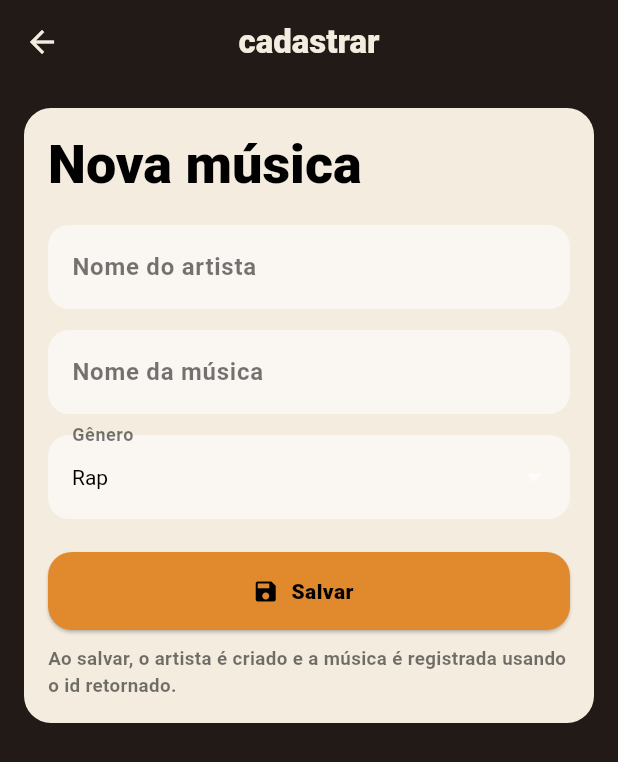
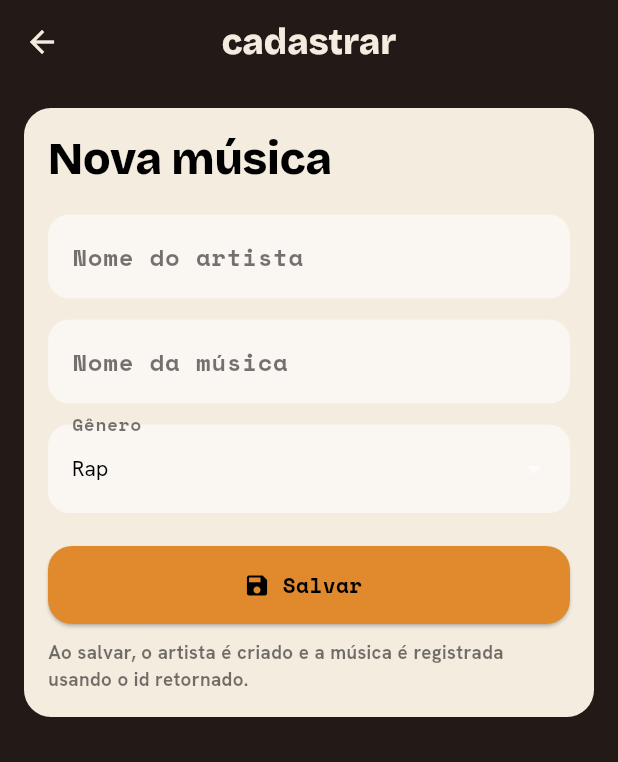
Before and after one commit to Paola5858/flutter, a Flutter app: the CadastrarMusicaScreen screen opened directly, on a phone screen of 412 x 824 dp. Shown: the top 762 px of the screen. Run offline on Flutter 3.47's test engine with Material 3 defaults, Android fonts, the phone set to English and light mode, and no system bars; our stand-ins replace dio, equatable, flutter_bloc, flutter_secure_storage, freezed_annotation, get_it and 4 more; missing offline and left inert: workmanager; accounts and stored records are empty; network calls fail.

Commit message:
feat(refrao): correções de typo, design system, camada de rede e cadastro
Corrige typo reffao -> refrao em pubspec.yaml e main.dart
Refatora AppTheme com google_fonts (Bricolage Grotesque/ Hanken Grotesk/ Space Mono) e paleta ink/cream/amber
Melhora ApiClient: extrai mensagem real do res.body em falhas (statusCode != 200/201) e adiciona suporte a PATCH/DELETE
Corrige fluxo de cadastro: remove criação de artista prévia, payload estrito em MusicaService.criarMusica e upsert via backend
Ajusta MusicaModel.fromJson para ler nome_artista corretamente via addon _artistas
Adiciona MusicaDetailsScreen com PATCH /musicas/{id} e DELETE /musicas/{id}
Integra navegação: tocar em MusicaCard abre a tela de detalhes

```diff
--- a/appmusic/lib/core/app_theme.dart
+++ b/appmusic/lib/core/app_theme.dart
@@ -1,4 +1,5 @@
 import 'package:flutter/material.dart';
+import 'package:google_fonts/google_fonts.dart';
 
 class AppTheme {
   static const ink = Color(0xFF211A17);
@@ -15,7 +16,88 @@ class AppTheme {
           error: rust,
         ),
         useMaterial3: true,
-        fontFamily: 'Hanken Grotesk',
+        textTheme: TextTheme(
+          displayLarge: GoogleFonts.bricolageGrotesque(
+            textStyle: const TextStyle(
+              fontSize: 52,
+              fontWeight: FontWeight.w900,
+              letterSpacing: -0.4,
+              color: cream,
+            ),
+          ),
+          displayMedium: GoogleFonts.bricolageGrotesque(
+            textStyle: const TextStyle(
+              fontSize: 40,
+              fontWeight: FontWeight.w900,
+              letterSpacing: -0.3,
+              color: cream,
+            ),
+          ),
+          displaySmall: GoogleFonts.bricolageGrotesque(
+            textStyle: const TextStyle(
+              fontSize: 30,
+              fontWeight: FontWeight.w900,
+              letterSpacing: -0.2,
+              color: cream,
+            ),
+          ),
+          titleLarge: GoogleFonts.bricolageGrotesque(
+            textStyle: const TextStyle(
+              fontSize: 24,
+              fontWeight: FontWeight.w900,
+              color: cream,
+            ),
+          ),
+          titleMedium: GoogleFonts.bricolageGrotesque(
+            textStyle: const TextStyle(
+              fontSize: 18,
+              fontWeight: FontWeight.w800,
+              color: cream,
+            ),
+          ),
+          bodyLarge: GoogleFonts.hankenGrotesk(
+            textStyle: const TextStyle(
+              fontSize: 16,
+              fontWeight: FontWeight.w600,
+              color: cream,
+            ),
+          ),
+          bodyMedium: GoogleFonts.hankenGrotesk(
+            textStyle: const TextStyle(
+              fontSize: 14,
+              fontWeight: FontWeight.w600,
+              color: cream,
+            ),
+          ),
+          bodySmall: GoogleFonts.hankenGrotesk(
+            textStyle: const TextStyle(
+              fontSize: 12,
+              fontWeight: FontWeight.w700,
+              color: cream,
+            ),
+          ),
+          labelLarge: GoogleFonts.spaceMono(
+            textStyle: const TextStyle(
+              fontSize: 14,
+              fontWeight: FontWeight.w800,
+              color: ink,
+            ),
+          ),
+          labelMedium: GoogleFonts.spaceMono(
+            textStyle: const TextStyle(
+              fontSize: 12,
+              fontWeight: FontWeight.w800,
+              color: ink,
+            ),
+          ),
+          labelSmall: GoogleFonts.spaceMono(
+            textStyle: const TextStyle(
+              fontSize: 11,
+              fontWeight: FontWeight.w800,
+              color: ink,
+            ),
+          ),
+        ),
         appBarTheme: const AppBarTheme(
           backgroundColor: ink,
           foregroundColor: cream,
--- a/appmusic/lib/main.dart
+++ b/appmusic/lib/main.dart
@@ -3,12 +3,13 @@ import 'package:flutter/material.dart';
 import 'core/app_theme.dart';
 import 'screens/musica_list_screen.dart';
 
+
 void main() {
-  runApp(const ReffaoApp());
+  runApp(const RefraoApp());
 }
 
-class ReffaoApp extends StatelessWidget {
-  const ReffaoApp({super.key});
+class RefraoApp extends StatelessWidget {
+  const RefraoApp({super.key});
 
   @override
   Widget build(BuildContext context) {
--- a/appmusic/lib/models/musica_model.dart
+++ b/appmusic/lib/models/musica_model.dart
@@ -2,14 +2,14 @@ class MusicaModel {
   final int id;
   final String nomeMusica;
   final String genero;
-  final int artistaId;
-  final String? nomeArtista; // vem do addon configurado na etapa 5, passo 4
+  final int? artistaId;
+  final String? nomeArtista;
 
   MusicaModel({
     required this.id,
     required this.nomeMusica,
     required this.genero,
-    required this.artistaId,
+    this.artistaId,
     this.nomeArtista,
   });
 
@@ -19,8 +19,10 @@ class MusicaModel {
       nomeMusica: json['nome_musica'],
       genero: json['genero'],
       artistaId: json['artista_id'],
-      // ajuste a chave abaixo pro nome exato que o addon do xano devolver
-      nomeArtista: json['_artistas']?['nome_artista'],
+      // addon pode vir como objeto ou mapa
+      nomeArtista: (json['_artistas'] is Map)
+          ? (json['_artistas'] as Map)['nome_artista']
+          : null,
     );
   }
 }
--- a/appmusic/lib/screens/musica_list_screen.dart
+++ b/appmusic/lib/screens/musica_list_screen.dart
@@ -86,6 +86,7 @@ class _MusicaListScreenState extends State<MusicaListScreen> {
           );
         },
       ),
+
       floatingActionButton: FloatingActionButton(
         backgroundColor: AppTheme.amber,
         shape: const CircleBorder(),
--- a/appmusic/lib/services/musica_service.dart
+++ b/appmusic/lib/services/musica_service.dart
@@ -10,14 +10,30 @@ class MusicaService {
   }
 
   static Future<void> criarMusica({
-    required int artistaId,
+    required String nomeArtista,
     required String nomeMusica,
     required String genero,
   }) async {
+    // Backend agora faz o upsert do artista em uma única requisição.
     await ApiClient.post('/musicas', {
-      'artista_id': artistaId,
+      'nome_artista': nomeArtista,
       'nome_musica': nomeMusica,
       'genero': genero,
     });
   }
+
+  static Future<void> atualizarMusica({
+    required int musicaId,
+    required String nomeMusica,
+    required String genero,
+  }) async {
+    await ApiClient.patch('/musicas/$musicaId', {
+      'nome_musica': nomeMusica,
+      'genero': genero,
+    });
+  }
+
+  static Future<void> deletarMusica({required int musicaId}) async {
+    await ApiClient.delete('/musicas/$musicaId');
+  }
 }
--- a/appmusic/pubspec.yaml
+++ b/appmusic/pubspec.yaml
@@ -1,4 +1,5 @@
-name: reffao
+name: refrao
+
 description: App flutter refrão (musicas)
 publish_to: 'none'
 
@@ -14,6 +15,7 @@ dependencies:
   http: ^1.2.2
   google_fonts: ^6.2.1
 
+
 dev_dependencies:
   flutter_test:
     sdk: flutter
```
Also changed, not shown: appmusic/lib/core/api_client.dart (+48 -3 lines), appmusic/lib/screens/cadastrar_musica_screen.dart (+2 -7 lines), appmusic/lib/screens/musica_details_screen.dart (added, +314 -0 lines), appmusic/lib/widgets/musica_card.dart (+21 -4 lines), appmusic/lib/screens/musica_card.dart (added).
